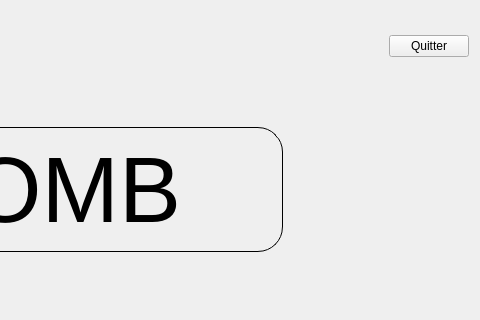
First picture: the form in test_craig/home.ui, repository gbequet/time_bomb, before the edit; both pictures show x 614 to 1094 and y 0 to 320 of the 1094 by 614 pixel window.
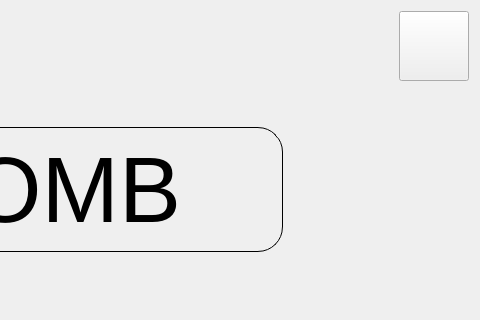
Second picture: the form after the edit. Icons and pictures are not drawn.

Diff of the .ui file:
```diff
--- a/test_craig/home.ui
+++ b/test_craig/home.ui
@@ -47,8 +47,17 @@
      </item>
      <item>
       <widget class="QPushButton" name="quitter">
+       <property name="minimumSize">
+        <size>
+         <width>70</width>
+         <height>70</height>
+        </size>
+       </property>
+       <property name="styleSheet">
+        <string notr="true">border-image:url(://images/icons/button-quit.png);</string>
+       </property>
        <property name="text">
-        <string>Quitter</string>
+        <string/>
        </property>
       </widget>
      </item>
```
Left out of the diff: 2 changed lines with no effect on the pictures.
